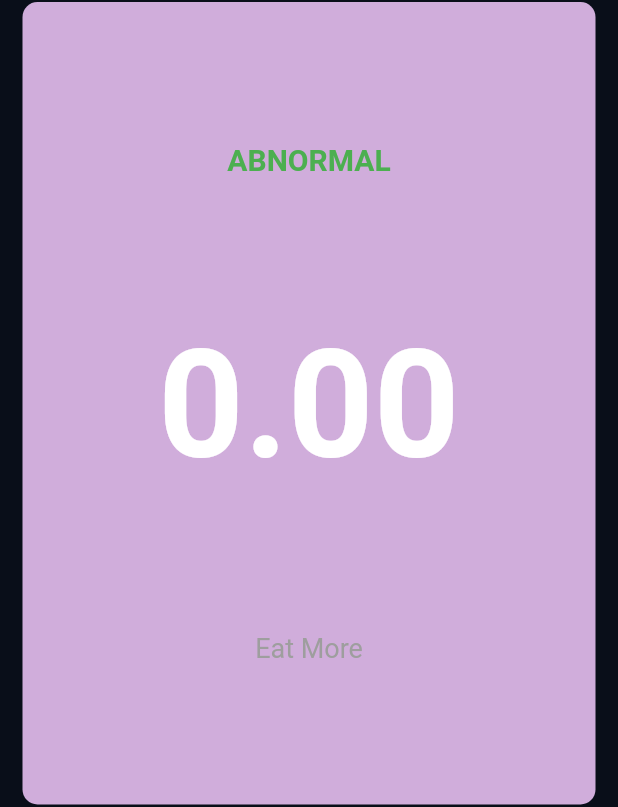
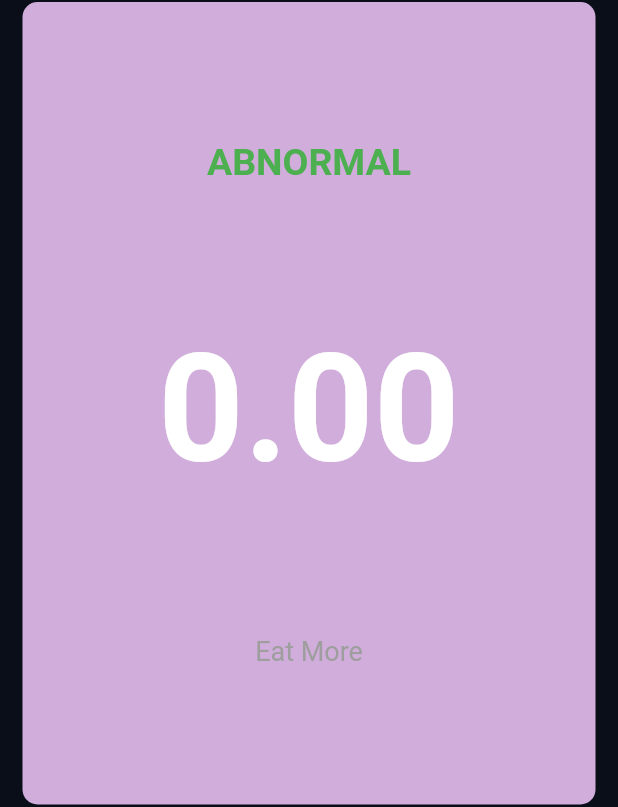
Before and after one commit to swatkat1127/FlutterApps, a Flutter app: the screen it shows after launch, after a tap on "Calculate", on a phone screen of 412 x 824 dp. Shown: the part 274-1081 px from the top of the screen. Run offline on Flutter 3.47's test engine with Material 2 defaults, Android fonts, the phone set to English and light mode, and no system bars; our stand-ins replace font_awesome_flutter.

Commit message:
font size changed

```diff
--- a/lib/constant.dart
+++ b/lib/constant.dart
@@ -9,5 +9,5 @@ const kLabelTextStyle = TextStyle(fontSize: 18.00, color: Colors.grey,);
 const kNumberTextStyle = TextStyle(fontSize: 50.0,fontWeight: FontWeight.w900,);
 const kLargeTextStyle = TextStyle(fontSize: 25.0, fontWeight: FontWeight.bold,);
 const kTitleTextStyle = TextStyle(fontSize: 50.0, fontWeight: FontWeight.bold,);
-const kResultTextStyle = TextStyle(fontSize: 20.0,color: Colors.green,fontWeight: FontWeight.bold,);
+const kResultTextStyle = TextStyle(fontSize: 25.0,color: Colors.green,fontWeight: FontWeight.bold,);
 const kBMITextStyle = TextStyle(fontSize: 100.0,color: Colors.white,fontWeight: FontWeight.bold,);
```
